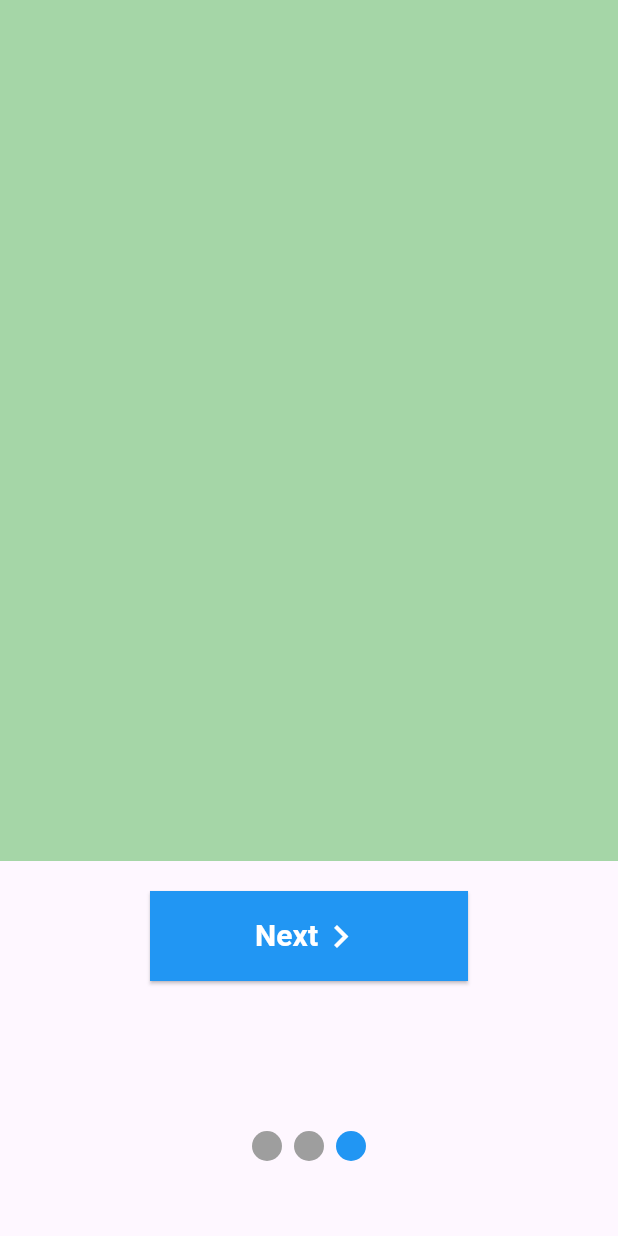
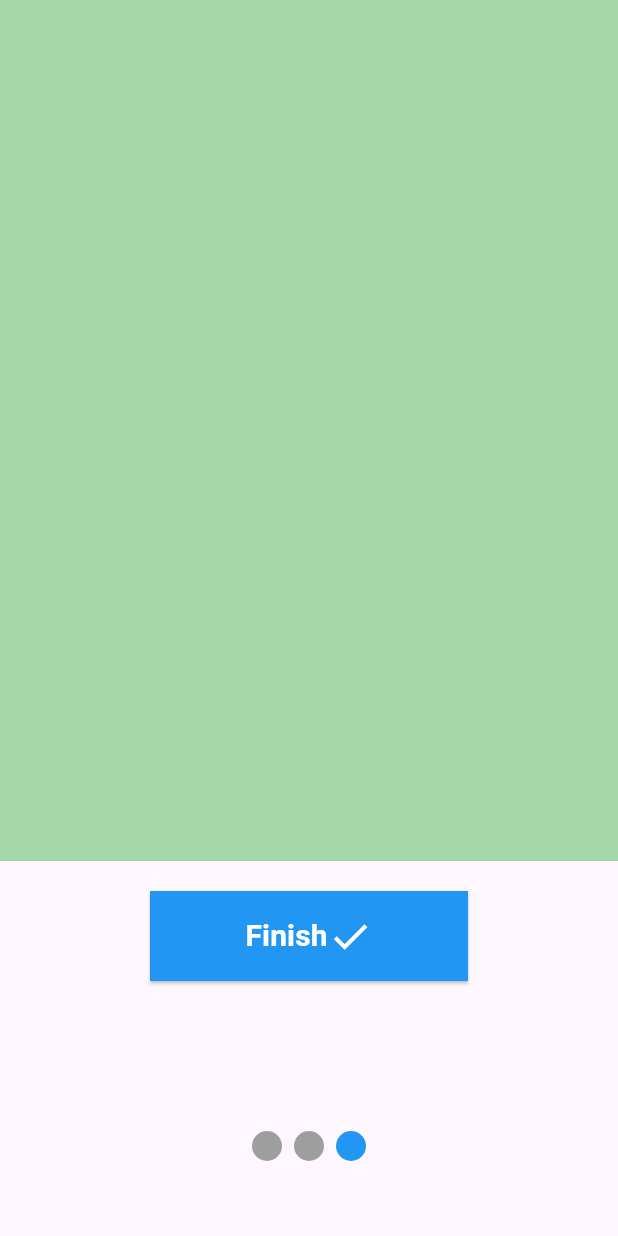
Before and after one commit to Riyam224/flutter-pieces-9, a Flutter app: the screen it shows after launch, swiped to page 3, on a phone screen of 412 x 824 dp. Run offline on Flutter 3.47's test engine with Material 3 defaults, Android fonts, the phone set to English and light mode, and no system bars; drawn by our look-alikes of smooth_page_indicator.

Commit message:
depending on current page show finish or next in the button text and also for arrow show finish arrow when current == 2

```diff
--- a/lib/views/home_view.dart
+++ b/lib/views/home_view.dart
@@ -57,24 +57,27 @@ class _HomeViewState extends State<HomeView> {
                 // todo move to next page
                 jumpToPage(currentPage + 1);
               },
-                child: const Row(
+              child: Row(
                 mainAxisAlignment: MainAxisAlignment.center,
                 children: [
                   Text(
-                      'Next',
-                      style: TextStyle(
+                    // todo show finish when in the last page
+                    currentPage == 2 ? 'Finish' : 'Next',
+                    style: const TextStyle(
                       fontSize: 20,
                       fontWeight: FontWeight.bold,
                       color: Colors.white,
                     ),
                   ),
                   Icon(
-                      Icons.chevron_right,
+                    // todo show done icon when in the last page
+                    currentPage == 2 ? Icons.done : Icons.chevron_right,
                     size: 30,
                     color: Colors.white,
                   ),
                 ],
-                )),
+              ),
+            ),
           ),
           const SizedBox(
             height: 100,
```
Lines whose indentation alone changed are shown as unchanged.
